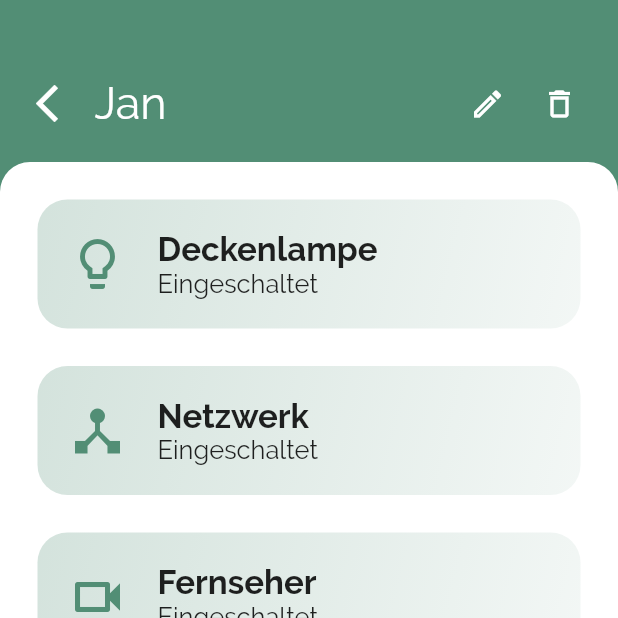
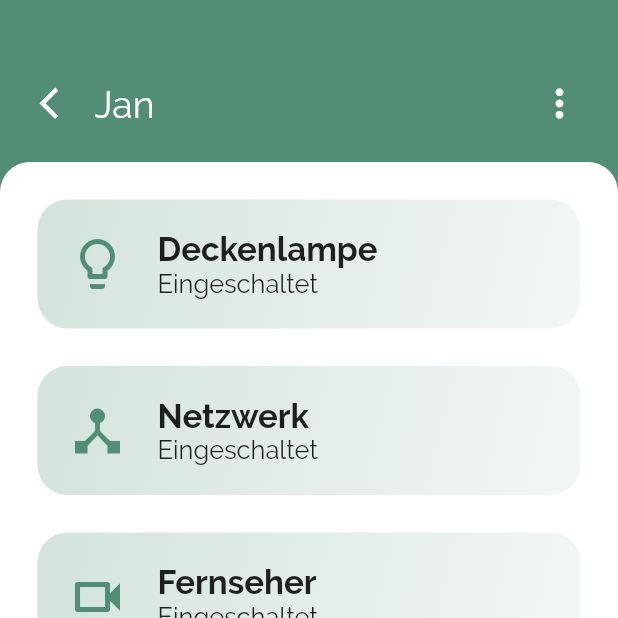
Before and after one commit to janbellenberg/smarthome, a Flutter app: the screen it shows after launch, after a tap on "Jan", on a phone screen of 412 x 824 dp, the top half of it. Run offline on Flutter 3.47's test engine with Material 2 defaults, Android fonts, the phone set to English and light mode, and no system bars; our stand-ins replace basic_utils, curved_navigation_bar, flutter_redux, qr_flutter, redux, wave and 2 more; missing offline and left inert: asn1lib, cyclop, flutter_inappwebview, nfc_manager, qr_code_scanner, shared_preferences_web and 1 more; network calls fail; project files that could hold a hidden picture were left out; key blocks and very long unbroken strings in the code were emptied for the run.

Commit message:
Design fixes and improvements

```diff
--- a/src/app/smarthome/lib/app.dart
+++ b/src/app/smarthome/lib/app.dart
@@ -27,7 +27,7 @@ class _AppState extends State<App> {
   @override
   Widget build(BuildContext context) {
     // build the welcome string for the top
-    String titleString = ", Jan!";
+    String titleString = ",\nJan!";
     int currentHour = DateTime.now().hour;
 
     if (currentHour <= 10) {
--- a/src/app/smarthome/lib/pages/device_details.dart
+++ b/src/app/smarthome/lib/pages/device_details.dart
@@ -11,7 +11,7 @@ import 'package:flutter/material.dart';
 class DeviceDetailsPage extends StatelessWidget {
   DeviceDetailsPage(this.selectedDevice, {Key? key}) : super(key: key) {
     String configRaw =
-        '{ "name": "LED", "isNameEditable": false, "description": "Testmodul für eine LED", "type": "l", "vendor": "Jan Bellenberg", "sections": [ { "name": "Allgemein", "actions": [{"label": "Test", "command": "/"}], "details": [{"label": "Test", "command": "/"}], "informations":[{"label": "Test", "value": "2"}], "properties": [ { "label": "LED an/aus", "value": true, "type": 4, "id": "led_state", "mode": "instant" } ] } ] }';
+        '{ "name": "LED", "isNameEditable": false, "description": "Testmodul für eine LED", "type": "l", "vendor": "Jan Bellenberg", "sections": [ { "name": "Allgemein", "actions": [{"label": "Zufällige Farbe", "command": "/"}], "details": [{"label": "Farbkalibrierung", "command": "/"}], "informations":[{"label": "Helligkeit", "value": "90%"}], "properties": [ { "label": "LED an/aus", "value": true, "type": 4, "id": "led_state", "mode": "instant" } ] } ] }';
 
     Map<String, dynamic> config = json.decode(configRaw);
     this.selectedDevice.sections.clear();
--- a/src/app/smarthome/lib/pages/home.dart
+++ b/src/app/smarthome/lib/pages/home.dart
@@ -28,8 +28,21 @@ class _HomePageState extends State<HomePage> {
   void initState() {
     super.initState();
     buildings.add(Building.fromDB(
-        1, "Zuhause", "Fasanenstraße 40", "45134", "Essen", "Deutschland"));
-    buildings.add(Building.fromDB(2, "Arbeit", "", "", "", ""));
+      1,
+      "Zuhause",
+      "Fasanenstraße 40",
+      "45134",
+      "Essen",
+      "Deutschland",
+    ));
+    buildings.add(Building.fromDB(
+      2,
+      "Arbeit",
+      "",
+      "",
+      "",
+      "",
+    ));
 
     rooms.add(Room.fromDB(1, "Wohnzimmer", 1));
     rooms.add(Room.fromDB(2, "Schlafzimmer", 1));
@@ -40,6 +53,7 @@ class _HomePageState extends State<HomePage> {
 
   @override
   Widget build(BuildContext context) {
+    double actionSize = MediaQuery.of(context).size.width / 2 - 25.0;
     return Column(
       children: [
         // Building Selector
@@ -131,16 +145,16 @@ class _HomePageState extends State<HomePage> {
                       bottom: 10.0,
                     ),
                     margin: const EdgeInsets.only(top: 20.0, bottom: 15.0),
-                    width: 175.0,
+                    width: actionSize,
                     child: Row(
                       mainAxisAlignment: MainAxisAlignment.spaceBetween,
                       children: [
                         Text(
                           "Raum\nhinzufügen",
-                          style: TextStyle(fontSize: 16.0),
+                          style: TextStyle(fontSize: 15.0),
                           textAlign: TextAlign.left,
                         ),
-                        Icon(Icons.add),
+                        Icon(Icons.add, color: ACCENT),
                       ],
                     ),
                   ),
@@ -158,16 +172,16 @@ class _HomePageState extends State<HomePage> {
                       bottom: 10.0,
                     ),
                     margin: const EdgeInsets.only(bottom: 50.0),
-                    width: 175.0,
+                    width: actionSize,
                     child: Row(
                       mainAxisAlignment: MainAxisAlignment.spaceBetween,
                       children: [
                         Text(
-                          "Einladen oder\nBeitreten",
-                          style: TextStyle(fontSize: 16.0),
+                          "Einladen /\nBeitreten",
+                          style: TextStyle(fontSize: 15.0),
                           textAlign: TextAlign.left,
                         ),
-                        Icon(Icons.person_add_alt),
+                        Icon(Icons.person_add_alt, color: ACCENT),
                       ],
                     ),
                   ),
@@ -194,14 +208,14 @@ class _HomePageState extends State<HomePage> {
                       bottom: 10.0,
                     ),
                     margin: const EdgeInsets.only(top: 20.0, bottom: 15.0),
-                    width: 175.0,
+                    width: actionSize,
                     child: Row(
                       mainAxisAlignment: MainAxisAlignment.spaceBetween,
                       children: [
-                        Icon(Icons.edit_outlined),
+                        Icon(Icons.edit_outlined, color: ACCENT),
                         Text(
                           "Gebäude\nbearbeiten",
-                          style: TextStyle(fontSize: 16.0),
+                          style: TextStyle(fontSize: 15.0),
                           textAlign: TextAlign.right,
                         ),
                       ],
@@ -216,14 +230,14 @@ class _HomePageState extends State<HomePage> {
                     bottom: 10.0,
                   ),
                   margin: const EdgeInsets.only(bottom: 50.0),
-                  width: 175.0,
+                  width: actionSize,
                   child: Row(
                     mainAxisAlignment: MainAxisAlignment.spaceBetween,
                     children: [
                       Icon(Icons.delete_outline, color: Colors.red),
                       Text(
                         "Gebäude\nlöschen",
-                        style: TextStyle(fontSize: 16.0),
+                        style: TextStyle(fontSize: 15.0),
                         textAlign: TextAlign.right,
                       ),
                     ],
--- a/src/app/smarthome/lib/pages/invite.dart
+++ b/src/app/smarthome/lib/pages/invite.dart
@@ -82,6 +82,7 @@ class _InvitePageState extends State<InvitePage> {
                                 Icon(
                                   Icons.camera_alt,
                                   size: 40.0,
+                                  color: ACCENT,
                                 ),
                                 Text(
                                   "QR-Code scannen",
--- a/src/app/smarthome/lib/pages/room_details.dart
+++ b/src/app/smarthome/lib/pages/room_details.dart
@@ -25,21 +25,60 @@ class _RoomDetailsPageState extends State<RoomDetailsPage> {
   @override
   void initState() {
     super.initState();
-    this.devices.add(Device.fromDB(1, "Deckenlampe", DeviceType.LIGHT, "",
-        "Jan Bellenberg", "mac", "local", 1,
-        status: "Eingeschaltet"));
     this.devices.add(Device.fromDB(
-        2, "Netzwerk", DeviceType.INFRASTRUCTURE, "", "", "mac", "local", 1,
-        status: "Eingeschaltet"));
+          1,
+          "Deckenlampe",
+          DeviceType.LIGHT,
+          "",
+          "Jan Bellenberg",
+          "mac",
+          "local",
+          1,
+          status: "Eingeschaltet",
+        ));
     this.devices.add(Device.fromDB(
-        3, "Fernseher", DeviceType.VIDEO, "", "", "mac", "local", 1,
-        status: "Eingeschaltet"));
+          2,
+          "Netzwerk",
+          DeviceType.INFRASTRUCTURE,
+          "",
+          "",
+          "mac",
+          "local",
+          1,
+          status: "Eingeschaltet",
+        ));
     this.devices.add(Device.fromDB(
-        4, "Licht Fenster", DeviceType.LIGHT, "", "", "mac", "local", 1,
-        status: "Ausgeschaltet"));
-    this
-        .devices
-        .add(Device.fromDB(5, "Ring-Kamera", null, "", "", "mac", "local", 1));
+          3,
+          "Fernseher",
+          DeviceType.VIDEO,
+          "",
+          "",
+          "mac",
+          "local",
+          1,
+          status: "Eingeschaltet",
+        ));
+    this.devices.add(Device.fromDB(
+          4,
+          "Licht Fenster",
+          DeviceType.LIGHT,
+          "",
+          "",
+          "mac",
+          "local",
+          1,
+          status: "Ausgeschaltet",
+        ));
+    this.devices.add(Device.fromDB(
+          5,
+          "Ring-Kamera",
+          null,
+          "",
+          "",
+          "mac",
+          "local",
+          1,
+        ));
   }
 
   @override
@@ -59,14 +98,14 @@ class _RoomDetailsPageState extends State<RoomDetailsPage> {
                     icon: Icon(
                       Icons.arrow_back_ios,
                       color: WHITE,
-                      size: 30.0,
+                      size: 25.0,
                     ),
                   ),
                   Hero(
                     flightShuttleBuilder: flightShuttleBuilder,
                     child: Text(
                       this.selectedRoom.name,
-                      style: TextStyle(color: WHITE, fontSize: 30.0),
+                      style: TextStyle(color: WHITE, fontSize: 25.0),
                     ),
                     tag: this.selectedRoom.ID.toString(),
                   ),
@@ -74,17 +113,67 @@ class _RoomDetailsPageState extends State<RoomDetailsPage> {
                   Row(
                     children: [
                       IconButton(
-                        onPressed: () => Navigator.push(
-                          context,
-                          MaterialPageRoute(
-                              builder: (context) =>
-                                  RoomEditPage(this.selectedRoom)),
+                        onPressed: () => {
+                          showModalBottomSheet(
+                              context: context,
+                              builder: (context) {
+                                return Container(
+                                  height: 200.0,
+                                  color: Color(0xff737373),
+                                  child: Container(
+                                    decoration: BoxDecoration(
+                                      color: WHITE,
+                                      borderRadius: BorderRadius.only(
+                                        topLeft: const Radius.circular(30),
+                                        topRight: const Radius.circular(30),
+                                      ),
+                                    ),
+                                    child: Padding(
+                                      padding: const EdgeInsets.only(
+                                        top: 20.0,
+                                        left: 15.0,
+                                        right: 15.0,
+                                      ),
+                                      child: Column(
+                                        children: [
+                                          Padding(
+                                            padding: const EdgeInsets.only(
+                                                bottom: 10.0),
+                                            child: Text(
+                                              "Aktionen",
+                                              style: TextStyle(
+                                                fontSize: 25.5,
+                                              ),
+                                            ),
+                                          ),
+                                          ListTile(
+                                            leading: Icon(
+                                              Icons.edit,
+                                              color: ACCENT,
+                                            ),
+                                            title: Text("Raum bearbeiten"),
+                                            onTap: () => {},
+                                          ),
+                                          ListTile(
+                                            leading: Icon(
+                                              Icons.delete_outline,
+                                              color: Colors.red,
+                                            ),
+                                            title: Text("Raum löschen"),
+                                            onTap: () => {},
+                                          )
+                                        ],
+                                      ),
+                                    ),
+                                  ),
+                                );
+                              })
+                        },
+                        icon: Icon(
+                          Icons.more_vert,
+                          color: WHITE,
+                          size: 30.0,
                         ),
-                        icon: Icon(Icons.edit_outlined, color: WHITE),
-                      ),
-                      IconButton(
-                        onPressed: () => {},
-                        icon: Icon(Icons.delete_outline, color: WHITE),
                       ),
                     ],
                   )
--- a/src/app/smarthome/lib/widgets/check_widget.dart
+++ b/src/app/smarthome/lib/widgets/check_widget.dart
@@ -1,3 +1,5 @@
+import 'package:Smarthome/constants/colors.dart';
+
 import '../models/property.dart';
 import 'rounded_container.dart';
 import 'package:flutter/material.dart';
@@ -28,7 +30,6 @@ class _CheckPropertyWidgetState extends State<CheckPropertyWidget> {
         vertical: 5.0,
       ),
       margin: EdgeInsets.symmetric(
-        horizontal: 30.0,
         vertical: 10.0,
       ),
       gradient: this.property.value
@@ -42,6 +43,8 @@ class _CheckPropertyWidgetState extends State<CheckPropertyWidget> {
               end: Alignment.bottomRight,
             ),
       child: SwitchListTile(
+        activeColor: ACCENT,
+        inactiveThumbColor: BLACK.withAlpha((0.8 * 200).toInt()),
         onChanged: (value) {
           setState(() {
             this.property.value = value;
--- a/src/app/smarthome/lib/widgets/details_widget.dart
+++ b/src/app/smarthome/lib/widgets/details_widget.dart
@@ -30,7 +30,6 @@ class DetailsWidget extends StatelessWidget {
           vertical: 20.0,
         ),
         margin: EdgeInsets.symmetric(
-          horizontal: 30.0,
           vertical: 10.0,
         ),
         child: Row(
--- a/src/app/smarthome/lib/widgets/input_widget.dart
+++ b/src/app/smarthome/lib/widgets/input_widget.dart
@@ -44,7 +44,6 @@ class _InputPropertyWidgetState extends State<InputPropertyWidget> {
           : TextInputType.number,
       padding: EdgeInsets.symmetric(
         vertical: 10.0,
-        horizontal: 20.0,
       ),
     );
   }
--- a/src/app/smarthome/pubspec.yaml
+++ b/src/app/smarthome/pubspec.yaml
@@ -32,7 +32,11 @@ dev_dependencies:
 flutter:
   uses-material-design: true
   assets:
-    - assets/
+    - assets/fonts/raleway-600.ttf
+    - assets/fonts/raleway-700.ttf
+    - assets/fonts/raleway-regular.ttf
+    - assets/images/icon_inverted.png
+    - assets/images/icons8_NFC_N_96px.png
     - pubspec.yaml
   fonts:
     - family: Raleway
```
Also changed, not shown: src/app/smarthome/lib/pages/add_device.dart (+0 -8 lines), src/app/smarthome/lib/pages/building_edit.dart (+16 -14 lines), src/app/smarthome/lib/widgets/action_widget.dart (+10 -5 lines), src/app/smarthome/pubspec.lock, 1 other file.
